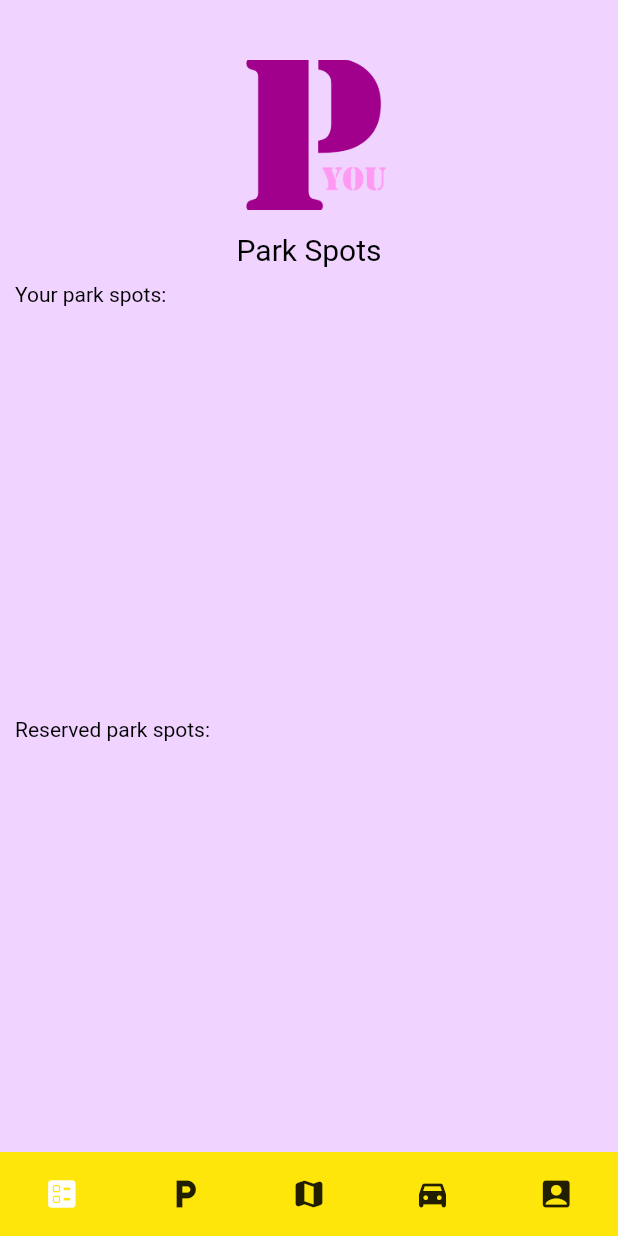
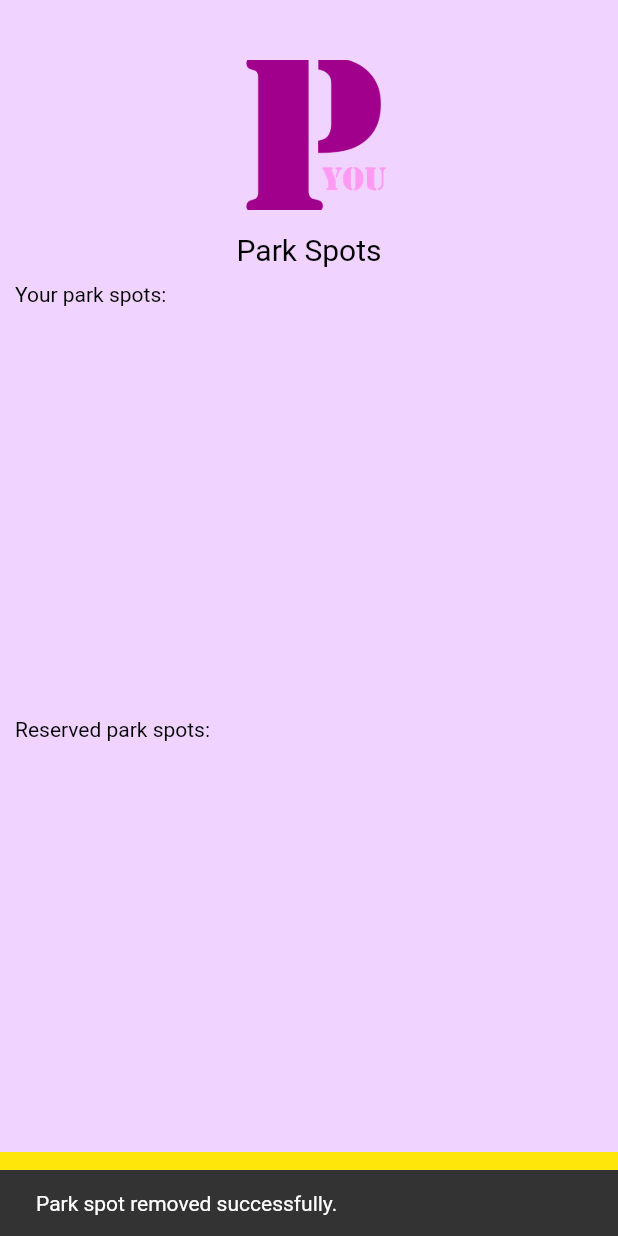
Before and after one commit to Joppe-vL/parkyou, a Flutter app: the YourParkspot screen opened directly with empty values, after a tap on "Remove Park Spot", on a phone screen of 412 x 824 dp. Run offline on Flutter 3.47's test engine with Material 2 defaults, Android fonts, the phone set to English and light mode, and no system bars; our stand-ins replace cloud_firestore, firebase_auth, firebase_core, flutter_datetime_picker, flutter_map, geolocator and 1 more; missing offline and left inert: positioned_tap_detector_2; accounts and stored records are empty.

Commit message:
Finish yourparkspotscreen

```diff
--- a/lib/pages/yourparkspot.dart
+++ b/lib/pages/yourparkspot.dart
@@ -106,6 +106,33 @@ class _YourParkspotState extends State<YourParkspot> {
       print('Error fetching license plate options: $e');
     }
   }*/
+
+  void removeParkSpot() async {
+    try {
+      final String? userUid = FirebaseAuth.instance.currentUser?.uid;
+      await FirebaseFirestore.instance
+          .collection('Users')
+          .doc(userUid)
+          .collection('Park_Spots')
+          .doc(widget.docId)
+          .delete();
+
+      ScaffoldMessenger.of(context).showSnackBar(
+        SnackBar(
+          content: Text('Park spot removed successfully.'),
+        ),
+      );
+
+      // Navigate to another screen or perform any other necessary actions
+    } catch (e) {
+      print('Error removing park spot: $e');
+      ScaffoldMessenger.of(context).showSnackBar(
+        SnackBar(
+          content: Text('Failed to remove park spot.'),
+        ),
+      );
+    }
+  }
 
   bool isCheckboxUnchecked = false;
   @override
@@ -240,7 +267,7 @@ class _YourParkspotState extends State<YourParkspot> {
                     child: Padding(
                       padding: EdgeInsets.fromLTRB(10, 5, 0, 0),
                       child: Text(
-                        "licensePlateValue",
+                        "XYZ_123",
                         textAlign: TextAlign.start,
                         overflow: TextOverflow.clip,
                         style: TextStyle(
@@ -509,6 +536,7 @@ class _YourParkspotState extends State<YourParkspot> {
                       builder: (context) => MaterialButton(
                         onPressed: () {
                           if (!isCheckboxUnchecked) {
+                            removeParkSpot();
                             Navigator.pushReplacementNamed(
                                 context, '/parkspotsscreen');
                           }
```
